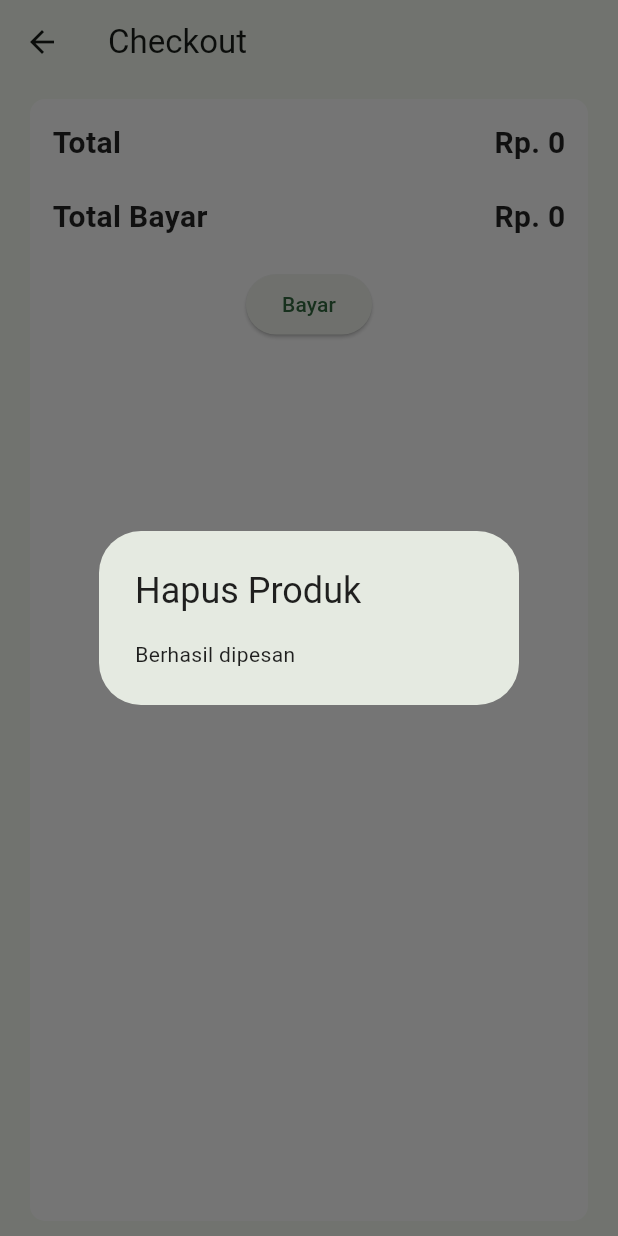
After one commit to anugrahsputra/emarket-buyer, a Flutter app: the ChekcoutPage screen opened by its route, after a tap on "Bayar", on a phone screen of 412 x 824 dp. The commit adds this screen. Run offline on Flutter 3.47's test engine with Material 2 defaults, Android fonts, the phone set to English and light mode, and no system bars; our stand-ins replace cloud_firestore, equatable, firebase_auth, firebase_core, get, google_fonts and 1 more; accounts and stored records are empty; network calls fail.

Commit message:
add checkout function

```diff
--- a/lib/common/routes.dart
+++ b/lib/common/routes.dart
@@ -20,6 +20,10 @@ class Routes {
       page: () => const Profilepage(),
     ),
     GetPage(
+      name: '/checkout-page',
+      page: () => ChekcoutPage(),
+    ),
+    GetPage(
       name: '/signin',
       page: () => SigninPage(),
     ),
--- a/lib/controller/auth_controller.dart
+++ b/lib/controller/auth_controller.dart
@@ -62,7 +62,8 @@ class AuthController extends GetxController {
       Get.find<BuyerController>().buyer =
           await Database().getBuyer(credential.user!.uid);
       Get.find<BuyerController>().update();
-
+      Get.find<ProductController>().update();
+      debugPrint(credential.toString());
       Get.back();
       loading.value = false;
     } catch (e) {
--- a/lib/controller/auth_binding.dart
+++ b/lib/controller/binding.dart
@@ -2,12 +2,14 @@ import 'package:get/get.dart';
 
 import 'controller.dart';
 
-class AuthBinding extends Bindings {
+class Binding extends Bindings {
   @override
   void dependencies() {
     Get.put<AuthController>(AuthController(), permanent: true);
+    Get.put<BuyerController>(BuyerController(), permanent: true);
     Get.lazyPut(() => AuthController(), fenix: true);
     Get.lazyPut(() => ProductController(), fenix: true);
     Get.lazyPut(() => CartController(), fenix: true);
+    Get.lazyPut(() => CheckoutController(), fenix: true);
   }
 }
--- a/lib/controller/buyer_controller.dart
+++ b/lib/controller/buyer_controller.dart
@@ -1,8 +1,11 @@
 import 'package:emarket_buyer/models/model.dart';
+import 'package:emarket_buyer/services/database.dart';
+import 'package:firebase_auth/firebase_auth.dart';
 import 'package:get/get.dart';
 
 class BuyerController extends GetxController {
   final Rx<BuyerModel> _buyer = const BuyerModel().obs;
+  final Database database = Database();
 
   final loading = false.obs;
 
@@ -15,4 +18,22 @@ class BuyerController extends GetxController {
   void clear() {
     _buyer.value = const BuyerModel();
   }
+
+  @override
+  void onReady() {
+    super.onReady();
+    fetchBuyer();
+  }
+
+  void fetchBuyer() async {
+    try {
+      loading.value = true;
+      final User user = FirebaseAuth.instance.currentUser!;
+      buyer = await database.getBuyer(user.uid);
+    } catch (e) {
+      print(e);
+    } finally {
+      loading.value = false;
+    }
+  }
 }
--- /dev/null
+++ b/lib/controller/checkout_controller.dart
@@ -0,0 +1,53 @@
+import 'package:emarket_buyer/controller/controller.dart';
+import 'package:emarket_buyer/models/model.dart';
+import 'package:emarket_buyer/services/database.dart';
+import 'package:emarket_buyer/services/local_database.dart';
+import 'package:get/get.dart';
+import 'package:intl/intl.dart';
+import 'package:uuid/uuid.dart';
+
+class CheckoutController extends GetxController {
+  final Database database = Database();
+  final LocalDatabase localDatabase = LocalDatabase();
+  final BuyerController buyerController = Get.find<BuyerController>();
+  final BuyerModel buyer = const BuyerModel();
+  RxBool isLoading = false.obs;
+  var uuid = const Uuid();
+  DateTime date = DateTime.now();
+  RxString formattedDate = DateFormat('dd-MM-yyyy').format(DateTime.now()).obs;
+
+  final checkout = RxList<CheckoutModel>([]);
+
+  @override
+  void onInit() {
+    fetchCheckout();
+    super.onInit();
+  }
+
+  void setLoading(bool value) {
+    isLoading.value = value;
+    update();
+  }
+
+  fetchCheckout() async {
+    String id = Get.find<AuthController>().user!.uid;
+    checkout.bindStream(database.fetchCheckout(id));
+    update();
+  }
+
+  newCheckout(CheckoutModel checkoutModel) async {
+    String id = Get.find<AuthController>().user!.uid;
+    final newCheckout = CheckoutModel(
+      id: uuid.v1(),
+      displayName: checkoutModel.displayName,
+      isProcessing: false,
+      isDelivered: false,
+      date: checkoutModel.date,
+      cart: checkoutModel.cart,
+      total: checkoutModel.total,
+    );
+    await database.newCheckout(newCheckout, id);
+    await localDatabase.deleteProduct();
+    update();
+  }
+}
--- a/lib/controller/controller.dart
+++ b/lib/controller/controller.dart
@@ -1,7 +1,8 @@
-export 'auth_binding.dart';
 export 'auth_controller.dart';
+export 'binding.dart';
 export 'bottom_nav_controller.dart';
 export 'buyer_controller.dart';
 export 'cart_controller.dart';
+export 'checkout_controller.dart';
 export 'product_controller.dart';
 export 'seller_controller.dart';
--- a/lib/main.dart
+++ b/lib/main.dart
@@ -23,7 +23,7 @@ class MyApp extends StatelessWidget {
   @override
   Widget build(BuildContext context) {
     return GetMaterialApp(
-      initialBinding: AuthBinding(),
+      initialBinding: Binding(),
       title: 'Emarket Buyer',
       theme: ThemeData(
         useMaterial3: true,
--- /dev/null
+++ b/lib/models/checkout_model.dart
@@ -0,0 +1,79 @@
+import 'package:cloud_firestore/cloud_firestore.dart';
+import 'package:emarket_buyer/models/model.dart';
+import 'package:equatable/equatable.dart';
+import 'package:intl/intl.dart';
+
+class CheckoutModel extends Equatable {
+  final String? id;
+  final String displayName;
+  final bool isProcessing;
+  final bool isDelivered;
+  final List<CartModel> cart;
+  final int total;
+  final String date;
+  const CheckoutModel({
+    this.id,
+    this.isProcessing = false,
+    this.isDelivered = false,
+    required this.displayName,
+    required this.cart,
+    required this.total,
+    required this.date,
+  });
+
+  CheckoutModel copyWith({
+    String? id,
+    bool? isProcessing,
+    bool? isDelivered,
+    String? displayName,
+    List<CartModel>? cart,
+    int? total,
+    String? date,
+  }) {
+    return CheckoutModel(
+      id: id ?? this.id,
+      isProcessing: isProcessing ?? this.isProcessing,
+      isDelivered: isDelivered ?? this.isDelivered,
+      displayName: displayName ?? this.displayName,
+      cart: cart ?? this.cart,
+      total: total ?? this.total,
+      date: date ?? this.date,
+    );
+  }
+
+  Map<String, dynamic> toMap() {
+    return {
+      'id': id,
+      'displayName': displayName,
+      'isProcessing': isProcessing,
+      'isDelivered': isDelivered,
+      'cart': cart.map((x) => x.toMap()).toList(),
+      'total': total,
+      'date': date,
+    };
+  }
+
+  factory CheckoutModel.fromSnapshot(DocumentSnapshot map) {
+    return CheckoutModel(
+      id: map['id'],
+      displayName: map['displayName'] ?? '',
+      isProcessing: map['isProcessing'] ?? false,
+      isDelivered: map['isDelivered'] ?? false,
+      cart: List<CartModel>.from(map['cart']?.map((x) => CartModel.fromMap(x))),
+      total: map['total']?.toInt() ?? 0,
+      date: DateFormat('dd-MM-yyyy').format(DateTime.now()),
+    );
+  }
+
+  @override
+  List<Object> get props {
+    return [
+      displayName,
+      isProcessing,
+      isDelivered,
+      cart,
+      total,
+      date,
+    ];
+  }
+}
--- a/lib/models/model.dart
+++ b/lib/models/model.dart
@@ -1,4 +1,5 @@
 export 'buyer_model.dart';
 export 'cart_model.dart';
+export 'checkout_model.dart';
 export 'product_model.dart';
 export 'seller_model.dart';
--- a/lib/presentations/pages/cart_page.dart
+++ b/lib/presentations/pages/cart_page.dart
@@ -43,6 +43,29 @@ class Cartpage extends StatelessWidget {
                         ),
                       ),
                       direction: DismissDirection.endToStart,
+                      confirmDismiss: (direction) async {
+                        return await Get.dialog(
+                          AlertDialog(
+                            title: const Text('Hapus Produk'),
+                            content: const Text(
+                                'Apakah anda yakin ingin menghapus produk ini?'),
+                            actions: [
+                              TextButton(
+                                onPressed: () {
+                                  Get.back(result: false);
+                                },
+                                child: const Text('Tidak'),
+                              ),
+                              TextButton(
+                                onPressed: () {
+                                  Get.back(result: true);
+                                },
+                                child: const Text('Ya'),
+                              ),
+                            ],
+                          ),
+                        );
+                      },
                       onDismissed: (direction) {
                         cartController.removeProduct(
                             cartController.cartProducts[index].productId);
@@ -126,7 +149,9 @@ class Cartpage extends StatelessWidget {
                     0,
                   ),
             child: FilledButton.icon(
-              onPressed: () {},
+              onPressed: () {
+                Get.toNamed('/checkout-page');
+              },
               icon: const Icon(Icons.shopping_cart_checkout),
               label: const Text('Checkout'),
             ),
--- /dev/null
+++ b/lib/presentations/pages/checkout_page.dart
@@ -0,0 +1,107 @@
+import 'package:emarket_buyer/controller/controller.dart';
+import 'package:emarket_buyer/models/model.dart';
+import 'package:emarket_buyer/services/database.dart';
+import 'package:flutter/material.dart';
+import 'package:get/get.dart';
+
+class ChekcoutPage extends StatelessWidget {
+  ChekcoutPage({Key? key}) : super(key: key);
+
+  final CheckoutController checkoutController = Get.put(CheckoutController());
+  final CartController cartController = Get.put(CartController());
+  final BuyerController buyerController = Get.find<BuyerController>();
+  final AuthController auth = Get.put(AuthController());
+  Database database = Database();
+
+  @override
+  Widget build(BuildContext context) {
+    return GetX<BuyerController>(
+      init: buyerController,
+      initState: (_) async {
+        buyerController.buyer = await database.getBuyer(auth.user!.uid);
+      },
+      builder: (_) {
+        return Scaffold(
+          appBar: AppBar(
+            title: const Text('Checkout'),
+          ),
+          body: Container(
+            margin: const EdgeInsets.symmetric(horizontal: 20, vertical: 10),
+            padding: const EdgeInsets.all(15),
+            decoration: BoxDecoration(
+              color: Colors.white,
+              borderRadius: BorderRadius.circular(10),
+            ),
+            child: Column(
+              children: [
+                Row(
+                  mainAxisAlignment: MainAxisAlignment.spaceBetween,
+                  children: [
+                    const Text(
+                      'Total',
+                      style: TextStyle(
+                        fontSize: 20,
+                        fontWeight: FontWeight.bold,
+                      ),
+                    ),
+                    Text(
+                      'Rp. ${cartController.total}',
+                      style: const TextStyle(
+                        fontSize: 20,
+                        fontWeight: FontWeight.bold,
+                      ),
+                    ),
+                  ],
+                ),
+                const SizedBox(height: 20),
+                Row(
+                  mainAxisAlignment: MainAxisAlignment.spaceBetween,
+                  children: [
+                    const Text(
+                      'Total Bayar',
+                      style: TextStyle(
+                        fontSize: 20,
+                        fontWeight: FontWeight.bold,
+                      ),
+                    ),
+                    Text(
+                      'Rp. ${cartController.total}',
+                      style: const TextStyle(
+                        fontSize: 20,
+                        fontWeight: FontWeight.bold,
+                      ),
+                    ),
+                  ],
+                ),
+                const SizedBox(height: 20),
+                ElevatedButton(
+                  onPressed: () async {
+                    buyerController.fetchBuyer();
+                    checkoutController.newCheckout(
+                      CheckoutModel(
+                        displayName: buyerController.buyer.displayName,
+                        cart: cartController.cartProducts,
+                        total: cartController.total.toInt(),
+                        date: checkoutController.formattedDate.value,
+                      ),
+                    );
+                    await Get.dialog(
+                      const AlertDialog(
+                        title: Text('Hapus Produk'),
+                        content: Text('Berhasil dipesan'),
+                      ),
+                    );
+                    cartController.cartProducts.clear();
+                    cartController.update();
+                    Get.back();
+                  },
+                  child: const Text('Bayar'),
+                ),
+              ],
+            ),
+          ),
+        );
+      },
+    );
+  }
+}
--- a/lib/presentations/presentation.dart
+++ b/lib/presentations/presentation.dart
@@ -1,4 +1,5 @@
 export 'pages/cart_page.dart';
+export 'pages/checkout_page.dart';
 export 'pages/home_page.dart';
 export 'pages/main_page.dart';
 export 'pages/profile_page.dart';
--- a/lib/services/database.dart
+++ b/lib/services/database.dart
@@ -53,4 +53,27 @@ class Database {
         .map((snapshot) =>
             snapshot.docs.map((doc) => Product.fromSnapshot(doc)).toList());
   }
+
+  // cart
+
+  // checkout
+  Future<void> newCheckout(CheckoutModel checkout, String id) {
+    return _firestore
+        .collection('buyers')
+        .doc(id)
+        .collection('checkout')
+        .doc()
+        .set(checkout.toMap());
+  }
+
+  Stream<List<CheckoutModel>> fetchCheckout(String id) {
+    return _firestore
+        .collection('buyers')
+        .doc(id)
+        .collection('checkout')
+        .snapshots()
+        .map((snapshot) => snapshot.docs
+            .map((doc) => CheckoutModel.fromSnapshot(doc))
+            .toList());
+  }
 }
--- a/lib/services/local_database.dart
+++ b/lib/services/local_database.dart
@@ -74,4 +74,9 @@ class LocalDatabase {
       whereArgs: [productId],
     );
   }
+
+  deleteProduct() async {
+    final db = await database;
+    await db!.delete(_tblCart);
+  }
 }
--- a/pubspec.yaml
+++ b/pubspec.yaml
@@ -31,13 +31,15 @@ dependencies:
   cloud_firestore: ^4.4.3
   cupertino_icons: ^1.0.2
   equatable: ^2.0.5
-  firebase_auth: ^4.2.8
+  firebase_auth: ^4.2.10
   firebase_core: ^2.6.1
   flutter:
     sdk: flutter
   get: ^4.6.5
   google_fonts: ^4.0.3
+  intl: ^0.17.0
   sqflite: ^2.2.5
+  uuid: ^3.0.7
 
 dev_dependencies:
   flutter_lints: ^2.0.0
```
Also changed, not shown: pubspec.lock.
